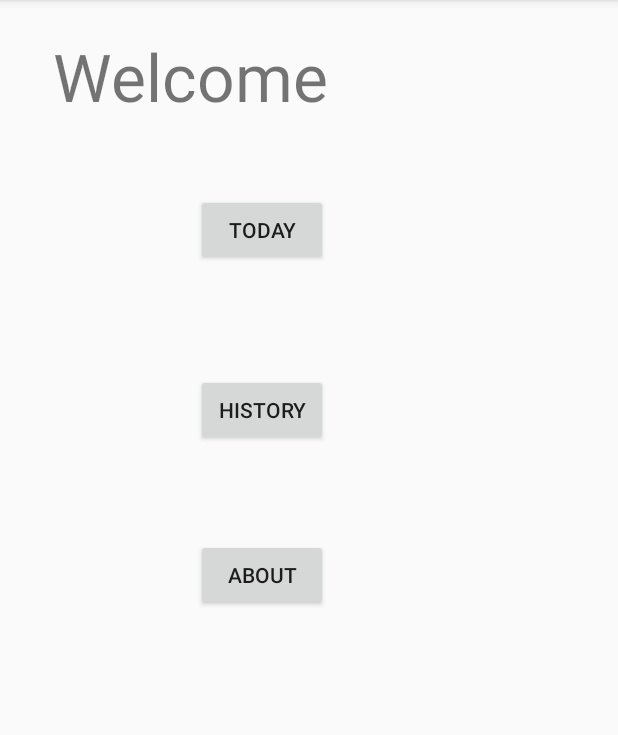
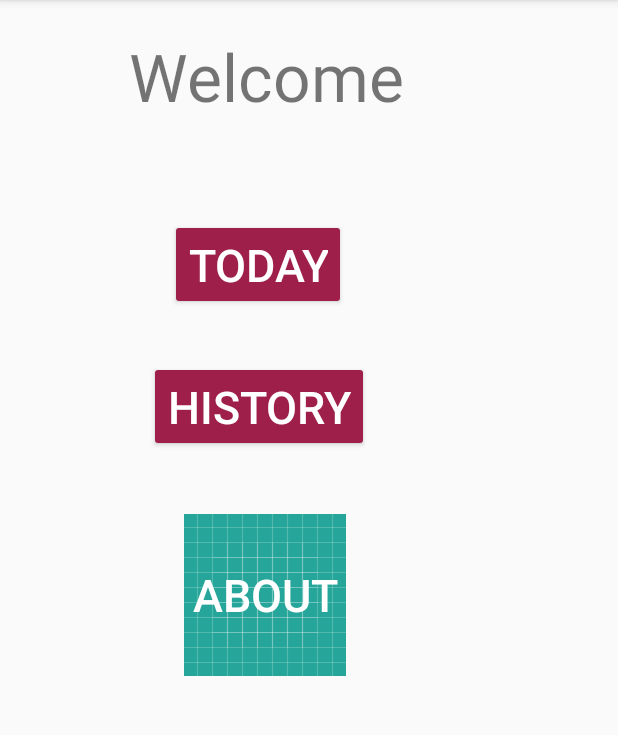
Before and after one commit to Andy103062106/Eyes-Defender, an Android app: the screen it shows after launch (MainActivity), on a phone screen of 412 x 824 dp, the part 84-819 px from its top. Run offline under Robolectric (Android 15) with nearby library versions, the phone set to English and light mode, and no system bars.

Commit message:
add about and begin f

```diff
--- a/app/src/main/res/layout/activity_about.xml
+++ b/app/src/main/res/layout/activity_about.xml
@@ -23,12 +23,13 @@
         android:id="@+id/Explanation"
         android:layout_width="wrap_content"
         android:layout_height="wrap_content"
-        android:layout_alignParentLeft="true"
-        android:layout_alignParentStart="true"
+        android:layout_alignLeft="@+id/checkedTextView13"
+        android:layout_alignStart="@+id/checkedTextView13"
         android:layout_below="@+id/Title"
+        android:layout_marginTop="16dp"
         android:fontFamily="serif"
         android:lineSpacingExtra="8sp"
-        android:text="This product is used to inform you of the distance between your children and computer screens when they are using computers. And it also provides the history data for you to look up."
+        android:text="This product let you easily check the distance between your children and the computer screen when they are using it. And it also provides the history data for you to look up."
         android:textColor="@android:color/holo_green_dark"
         android:textSize="23sp" />
 
@@ -50,7 +51,7 @@
         android:layout_height="wrap_content"
         android:layout_below="@+id/Explanation"
         android:layout_centerHorizontal="true"
-        android:layout_marginTop="13dp"
+        android:layout_marginTop="25dp"
         android:text="How To Use This Product"
         android:textColor="@color/colorAccent"
         android:textSize="30sp"
@@ -63,7 +64,7 @@
         android:layout_alignParentLeft="true"
         android:layout_alignParentStart="true"
         android:layout_below="@+id/HowToUse"
-        android:layout_marginTop="14dp"
+        android:layout_marginTop="19dp"
         android:text="Press &quot;Today&quot;   to get today's data"
         android:textColor="?attr/actionModeSplitBackground"
         android:textSize="24sp" />
--- a/app/src/main/res/layout/activity_main.xml
+++ b/app/src/main/res/layout/activity_main.xml
@@ -12,41 +12,54 @@
         android:layout_alignParentLeft="true"
         android:layout_alignParentStart="true"
         android:layout_alignParentTop="true"
-        android:layout_marginLeft="19dp"
-        android:layout_marginStart="19dp"
+        android:layout_marginLeft="70dp"
+        android:layout_marginStart="70dp"
         android:layout_marginTop="21dp"
         android:text="Welcome"
-        android:textSize = "44sp"
-        />
+        android:textSize="44sp" />
 
     <Button
         android:id="@+id/todayButton"
+        style="@style/Widget.AppCompat.Button.Colored"
         android:layout_width="wrap_content"
         android:layout_height="wrap_content"
-        android:layout_alignEnd="@+id/textView"
-        android:layout_alignRight="@+id/textView"
+        android:layout_alignLeft="@+id/textView"
+        android:layout_alignStart="@+id/textView"
         android:layout_below="@+id/textView"
-        android:layout_marginTop="49dp"
-        android:text="Today" />
+        android:layout_marginLeft="27dp"
+        android:layout_marginStart="27dp"
+        android:layout_marginTop="66dp"
+        android:text="Today"
+        android:textSize="30sp"
+        android:visibility="visible" />
 
     <Button
         android:id="@+id/historyButton"
+        style="@style/Widget.AppCompat.Button.Colored"
         android:layout_width="wrap_content"
         android:layout_height="wrap_content"
-        android:layout_alignLeft="@+id/todayButton"
-        android:layout_alignStart="@+id/todayButton"
+        android:layout_alignLeft="@+id/textView"
+        android:layout_alignStart="@+id/textView"
         android:layout_below="@+id/todayButton"
-        android:layout_marginTop="72dp"
-        android:text="History" />
+        android:layout_marginLeft="13dp"
+        android:layout_marginStart="13dp"
+        android:layout_marginTop="34dp"
+        android:text="History"
+        android:textSize="30sp"
+        android:visibility="visible" />
 
     <Button
         android:id="@+id/aboutButton"
+        style="@style/Widget.AppCompat.Button.Colored"
         android:layout_width="wrap_content"
         android:layout_height="wrap_content"
-        android:layout_alignLeft="@+id/historyButton"
-        android:layout_alignStart="@+id/historyButton"
+        android:layout_alignEnd="@+id/todayButton"
+        android:layout_alignRight="@+id/todayButton"
         android:layout_below="@+id/historyButton"
-        android:layout_marginTop="62dp"
-        android:text="About" />
+        android:layout_marginTop="41dp"
+        android:background="@drawable/ic_launcher_background"
+        android:text="About"
+        android:textSize="30sp"
+        android:visibility="visible" />
 
 </RelativeLayout>
--- a/app/src/main/res/values/colors.xml
+++ b/app/src/main/res/values/colors.xml
@@ -1,6 +1,6 @@
 <?xml version="1.0" encoding="utf-8"?>
 <resources>
-    <color name="colorPrimary">#3F51B5</color>
+    <color name="colorPrimary">#3f51b5</color>
     <color name="colorPrimaryDark">#303F9F</color>
     <color name="colorAccent">#9e1f4a</color>
 </resources>
```
